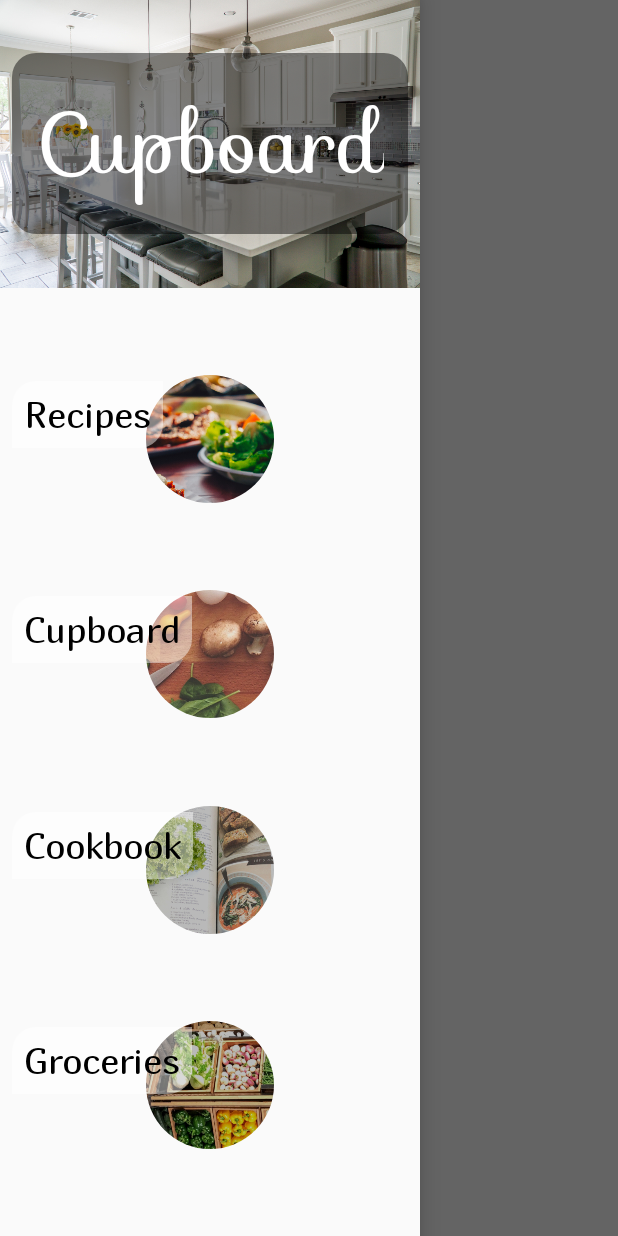
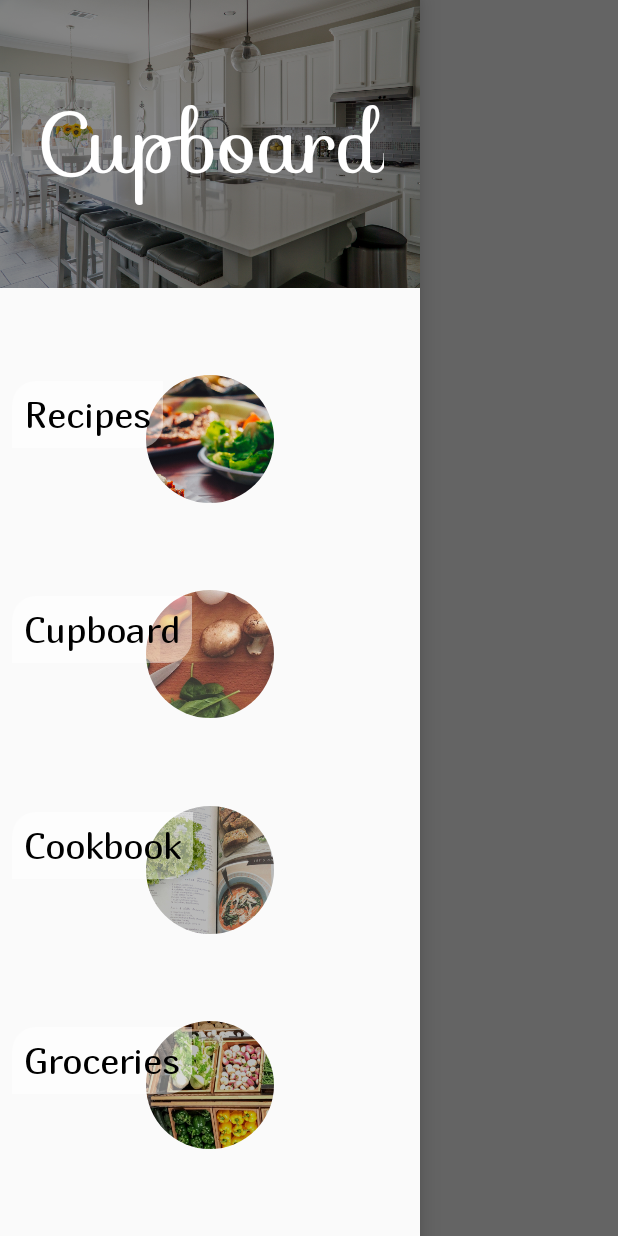
Before and after one commit to Jantzilla/Cupboard, an Android app: the screen it shows after launch (MainActivity), with the side drawer open, on a phone screen of 412 x 824 dp. Run offline under Robolectric (Android 15) with nearby library versions, the phone set to English and light mode, and no system bars; libraries missing offline, so code that uses them is left out: android.support.v7, com.arlib.floatingsearchview, com.makeramen.roundedimageview; plain views replace FloatingSearchView, RoundedImageView; pictures from the network do not load; 8 statements that could not run were skipped.

Commit message:
Remove recipe_step_background from TextView & add new background

```diff
--- /dev/null
+++ b/app/src/main/res/drawable/nav_header_background.xml
@@ -0,0 +1,6 @@
+<?xml version="1.0" encoding="utf-8"?>
+<shape xmlns:android="http://schemas.android.com/apk/res/android" android:shape="rectangle">
+
+    <solid android:color="#75000000"/>
+
+</shape>
--- a/app/src/main/res/layout/nav_header.xml
+++ b/app/src/main/res/layout/nav_header.xml
@@ -10,13 +10,13 @@
         android:layout_width="match_parent"
         android:layout_height="match_parent"
         android:scaleType="centerCrop"
-        android:src="@drawable/kitchen"/>
+        android:src="@drawable/kitchen"
+        android:foreground="@drawable/nav_header_background"/>
 
     <TextView
         android:layout_width="wrap_content"
         android:layout_height="wrap_content"
         android:layout_gravity="center"
-        android:background="@drawable/recipe_step_background"
         android:fontFamily="@font/sofia_regular"
         android:padding="16dp"
         android:textSize="56sp"
```
